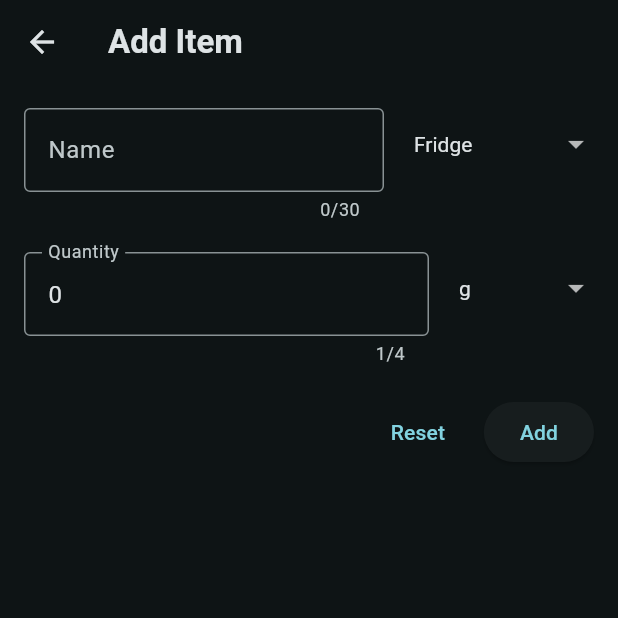
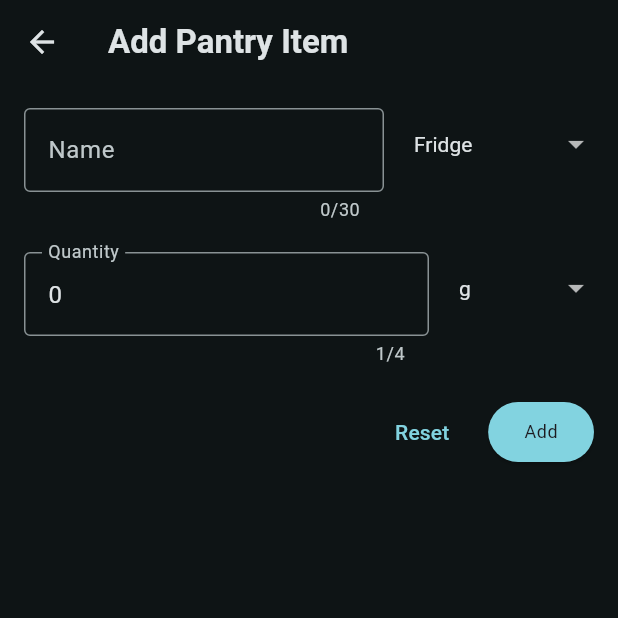
Before and after one commit to BenjaminChoron/smart_pantry, a Flutter app: the AddPantryItemScreen screen opened directly, on a phone screen of 412 x 824 dp, the top half of it. Run offline on Flutter 3.47's test engine with Material 3 defaults, Android fonts, the phone set to English and light mode, and no system bars; our stand-ins replace flutter_riverpod, google_fonts, sqflite; accounts and stored records are empty.

Commit message:
💄 Some styling

```diff
--- a/lib/screens/add_pantry_item.dart
+++ b/lib/screens/add_pantry_item.dart
@@ -16,7 +16,7 @@ class _AddPantryItemScreenState extends ConsumerState<AddPantryItemScreen> {
   Widget build(BuildContext context) {
     return Scaffold(
       appBar: AppBar(
-        title: const Text('Add Item'),
+        title: const Text('Add Pantry Item'),
       ),
       body: const Padding(
         padding: EdgeInsets.all(16),
--- a/lib/widgets/pantry_item_form.dart
+++ b/lib/widgets/pantry_item_form.dart
@@ -192,13 +192,19 @@ class _PantryItemFormState extends ConsumerState<PantryItemForm> {
               ElevatedButton(
                 onPressed:
                     _isSending ? null : (isUpdate ? _updateItem : _saveItem),
+                style: ElevatedButton.styleFrom(
+                  backgroundColor: Theme.of(context).colorScheme.primary,
+                ),
                 child: _isSending
                     ? const SizedBox(
                         width: 16,
                         height: 16,
                         child: CircularProgressIndicator(),
                       )
-                    : Text(isUpdate ? 'Update' : 'Add'),
+                    : Text(
+                        isUpdate ? 'Update' : 'Add',
+                        style: Theme.of(context).textTheme.bodySmall,
+                      ),
               ),
             ],
           ),
```
Also changed, not shown: lib/widgets/shopping_item_form.dart (+7 -1 lines).
